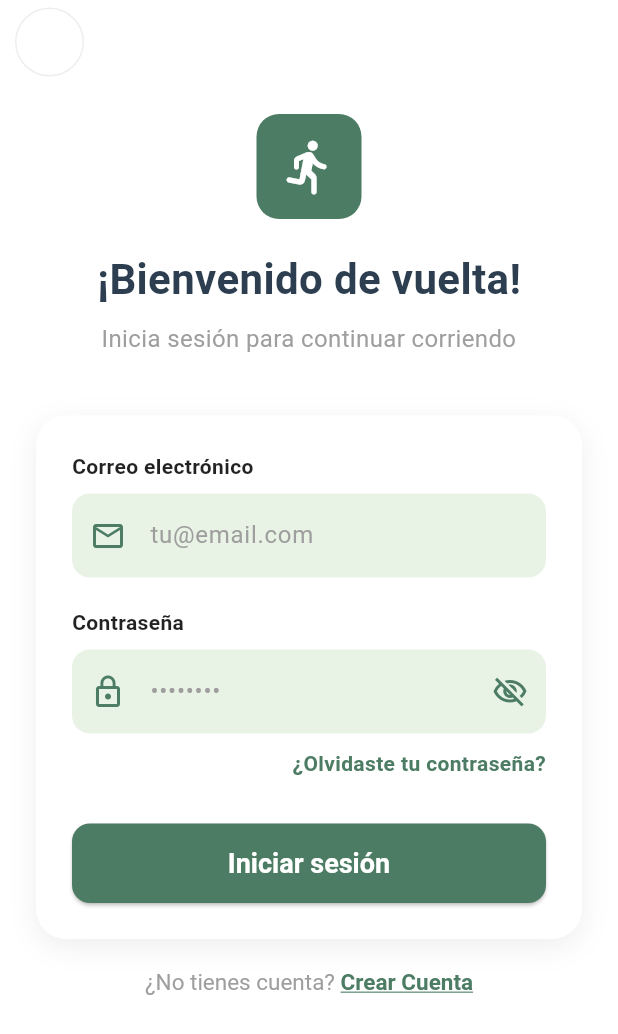
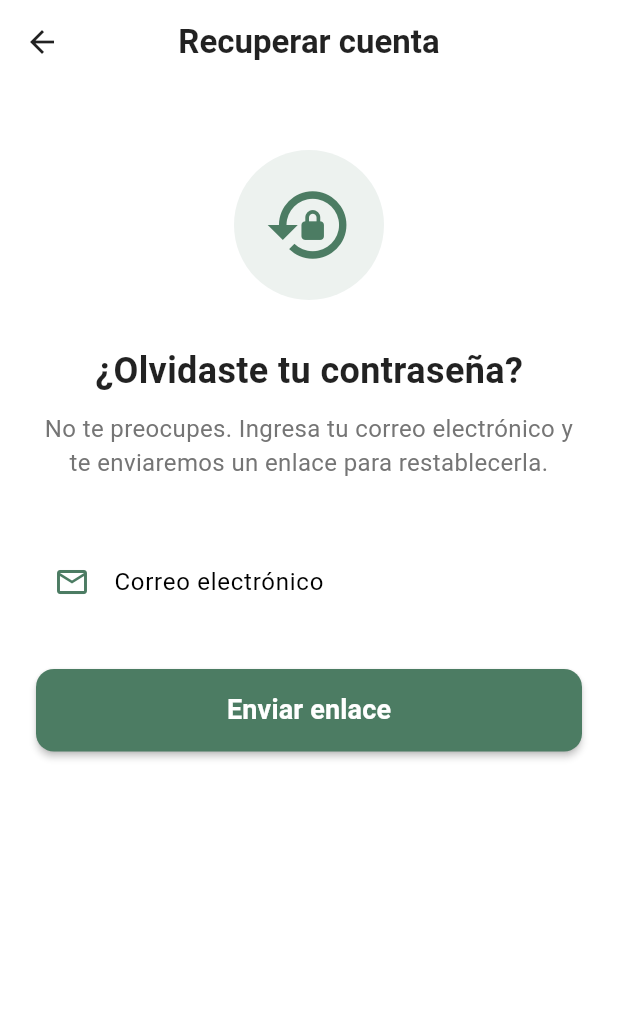
Before and after one commit to Vicentevv/RunningLoja, a Flutter app: the screen it shows after launch, after a tap on "¿Olvidaste tu contraseña?", on a phone screen of 412 x 824 dp. Shown: the top 1034 px of the screen. Run offline on Flutter 3.47's test engine with Material 3 defaults, Android fonts, the phone set to English and light mode, and no system bars; our stand-ins replace cloud_firestore, firebase_auth, firebase_core, google_maps_flutter, image_picker, location and 1 more; accounts and stored records are empty.

Commit message:
Implementación de la recuperacion de cuenta con gmail

```diff
--- /dev/null
+++ b/flutter_application_1/lib/pantallas/ForgotPasswordScreen.dart
@@ -0,0 +1,180 @@
+import 'package:flutter/material.dart';
+import 'package:flutter_application_1/servicios/AuthService.dart';
+
+class ForgotPasswordScreen extends StatefulWidget {
+  const ForgotPasswordScreen({Key? key}) : super(key: key);
+
+  @override
+  State<ForgotPasswordScreen> createState() => _ForgotPasswordScreenState();
+}
+
+class _ForgotPasswordScreenState extends State<ForgotPasswordScreen> {
+  final TextEditingController _emailController = TextEditingController();
+  final AuthService _authService = AuthService();
+  final _formKey = GlobalKey<FormState>();
+
+  bool _isLoading = false;
+
+  // Colores (puedes importarlos de tu archivo de constantes si tienes uno)
+  final Color _primaryColor = const Color(0xFF4C7C63);
+
+  @override
+  void dispose() {
+    _emailController.dispose();
+    super.dispose();
+  }
+
+  Future<void> _handleResetPassword() async {
+    if (!_formKey.currentState!.validate()) return;
+
+    setState(() => _isLoading = true);
+
+    final email = _emailController.text.trim();
+    final error = await _authService.sendPasswordResetEmail(email);
+
+    if (!mounted) return;
+
+    setState(() => _isLoading = false);
+
+    if (error == null) {
+      // Éxito
+      ScaffoldMessenger.of(context).showSnackBar(
+        SnackBar(
+          content: const Text('Se ha enviado un correo de recuperación.'),
+          backgroundColor: _primaryColor,
+        ),
+      );
+      // Opcional: Volver al login después de un delay
+      Future.delayed(const Duration(seconds: 2), () {
+        if (mounted) Navigator.pop(context);
+      });
+    } else {
+      // Error
+      ScaffoldMessenger.of(context).showSnackBar(
+        SnackBar(content: Text(error), backgroundColor: Colors.redAccent),
+      );
+    }
+  }
+
+  @override
+  Widget build(BuildContext context) {
+    return Scaffold(
+      backgroundColor: Colors.white,
+      appBar: AppBar(
+        backgroundColor: Colors.white,
+        elevation: 0,
+        leading: IconButton(
+          icon: const Icon(Icons.arrow_back, color: Colors.black87),
+          onPressed: () => Navigator.of(context).pop(),
+        ),
+        title: const Text(
+          "Recuperar cuenta",
+          style: TextStyle(color: Colors.black87, fontWeight: FontWeight.bold),
+        ),
+        centerTitle: true,
+      ),
+      body: SafeArea(
+        child: SingleChildScrollView(
+          padding: const EdgeInsets.all(24.0),
+          child: Form(
+            key: _formKey,
+            child: Column(
+              crossAxisAlignment: CrossAxisAlignment.center,
+              children: [
+                const SizedBox(height: 20),
+                Container(
+                  padding: const EdgeInsets.all(20),
+                  decoration: BoxDecoration(
+                    color: _primaryColor.withOpacity(0.1),
+                    shape: BoxShape.circle,
+                  ),
+                  child: Icon(Icons.lock_reset, size: 60, color: _primaryColor),
+                ),
+                const SizedBox(height: 30),
+                const Text(
+                  "¿Olvidaste tu contraseña?",
+                  style: TextStyle(
+                    fontSize: 24,
+                    fontWeight: FontWeight.bold,
+                    color: Colors.black87,
+                  ),
+                ),
+                const SizedBox(height: 10),
+                Text(
+                  "No te preocupes. Ingresa tu correo electrónico y te enviaremos un enlace para restablecerla.",
+                  textAlign: TextAlign.center,
+                  style: TextStyle(fontSize: 16, color: Colors.grey[600]),
+                ),
+                const SizedBox(height: 40),
+
+                // Campo Email
+                TextFormField(
+                  controller: _emailController,
+                  keyboardType: TextInputType.emailAddress,
+                  validator: (value) {
+                    if (value == null || value.isEmpty) {
+                      return 'Por favor ingresa tu correo';
+                    }
+                    if (!value.contains('@')) {
+                      return 'Ingresa un correo válido';
+                    }
+                    return null;
+                  },
+                  decoration: InputDecoration(
+                    labelText: "Correo electrónico",
+                    hintText: "ejemplo@correo.com",
+                    prefixIcon: Icon(
+                      Icons.email_outlined,
+                      color: _primaryColor,
+                    ),
+                    border: OutlineInputBorder(
+                      borderRadius: BorderRadius.circular(12),
+                    ),
+                    focusedBorder: OutlineInputBorder(
+                      borderRadius: BorderRadius.circular(12),
+                      borderSide: BorderSide(color: _primaryColor, width: 2),
+                    ),
+                  ),
+                ),
+                const SizedBox(height: 30),
+
+                // Botón Enviar
+                SizedBox(
+                  width: double.infinity,
+                  height: 55,
+                  child: ElevatedButton(
+                    onPressed: _isLoading ? null : _handleResetPassword,
+                    style: ElevatedButton.styleFrom(
+                      backgroundColor: _primaryColor,
+                      foregroundColor: Colors.white,
+                      shape: RoundedRectangleBorder(
+                        borderRadius: BorderRadius.circular(12),
+                      ),
+                      elevation: 2,
+                    ),
+                    child: _isLoading
+                        ? const SizedBox(
+                            width: 24,
+                            height: 24,
+                            child: CircularProgressIndicator(
+                              color: Colors.white,
+                              strokeWidth: 2.5,
+                            ),
+                          )
+                        : const Text(
+                            "Enviar enlace",
+                            style: TextStyle(
+                              fontSize: 18,
+                              fontWeight: FontWeight.bold,
+                            ),
+                          ),
+                  ),
+                ),
+              ],
+            ),
+          ),
+        ),
+      ),
+    );
+  }
+}
--- a/flutter_application_1/lib/pantallas/LoginScreen.dart
+++ b/flutter_application_1/lib/pantallas/LoginScreen.dart
@@ -1,6 +1,7 @@
 import 'package:firebase_auth/firebase_auth.dart';
 import 'package:flutter/gestures.dart';
 import 'package:flutter/material.dart';
+import 'package:flutter_application_1/pantallas/ForgotPasswordScreen.dart';
 
 // Definición de colores principales
 const Color _kPrimaryColor = Color(0xFF4C7C63);
@@ -202,13 +203,17 @@ class _LoginScreenState extends State<LoginScreen> {
             Align(
               alignment: Alignment.centerRight,
               child: GestureDetector(
-                onTap: () {}, // Aquí puedes luego poner recuperar password
+                onTap: () {
+                  Navigator.push(
+                    context,
+                    MaterialPageRoute(
+                      builder: (context) => const ForgotPasswordScreen(),
+                    ),
+                  );
+                },
                 child: const Text(
                   '¿Olvidaste tu contraseña?',
-                  style: TextStyle(
-                    color: _kPrimaryColor,
-                    fontWeight: FontWeight.bold,
-                  ),
+                  // ... estilos ...
                 ),
               ),
             ),
```
Also changed, not shown: flutter_application_1/lib/servicios/AuthService.dart (+37 -21 lines).
